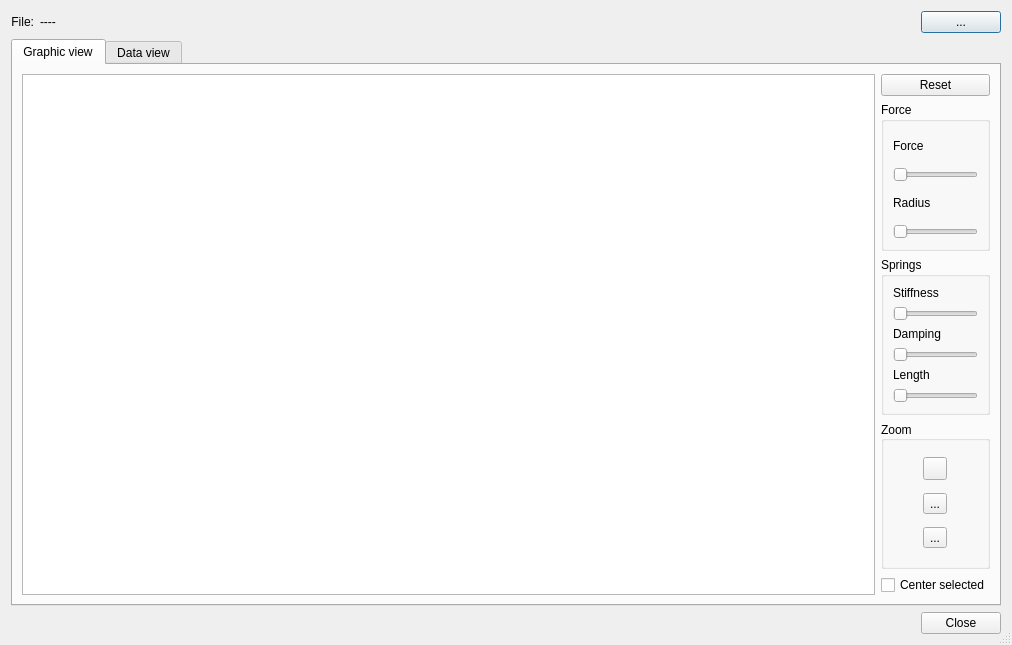
Before: the Qt Designer form src/modules/graph/nodesrelationsdialog.ui in lbellonda/qxmledit, drawn with Qt 5.
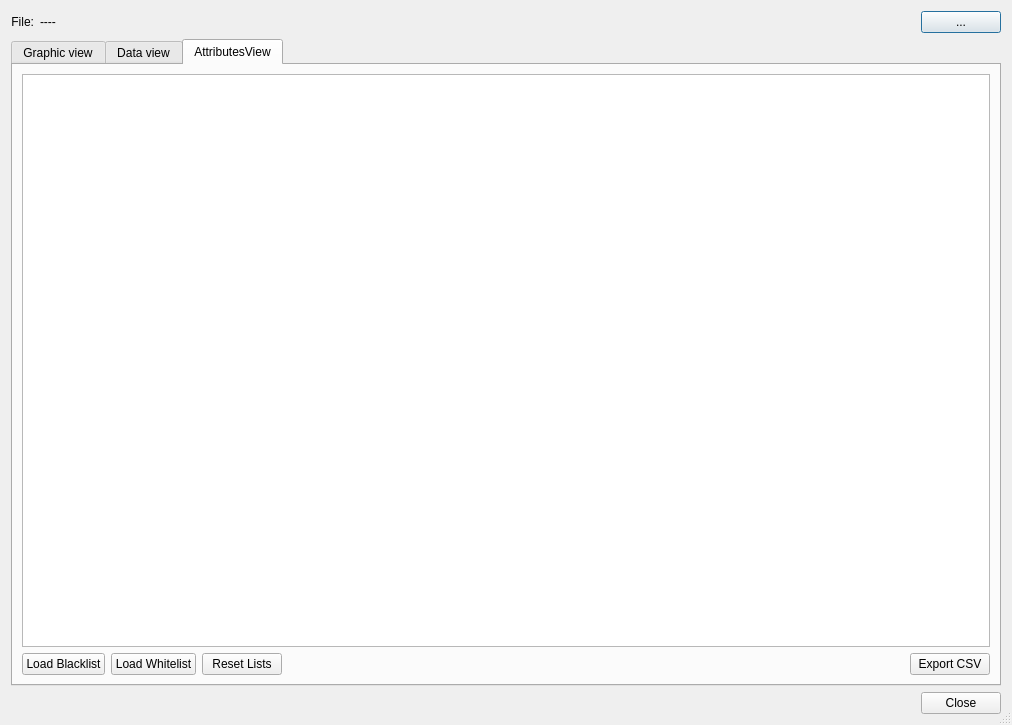
After: the same form once the commit is applied. Icons and pictures are not drawn.

Commit message: Added attributes statistics to data visualization dialog.

```diff
--- a/src/modules/graph/nodesrelationsdialog.ui
+++ b/src/modules/graph/nodesrelationsdialog.ui
@@ -7,7 +7,7 @@
     <x>0</x>
     <y>0</y>
     <width>1012</width>
-    <height>645</height>
+    <height>725</height>
    </rect>
   </property>
   <property name="windowTitle">
@@ -91,7 +91,7 @@
    <item>
     <widget class="QTabWidget" name="tabWidget">
      <property name="currentIndex">
-      <number>0</number>
+      <number>2</number>
      </property>
      <widget class="QWidget" name="tabGraph">
       <attribute name="title">
@@ -360,6 +360,73 @@
        </item>
       </layout>
      </widget>
+     <widget class="QWidget" name="attributes">
+      <attribute name="title">
+       <string>AttributesView</string>
+      </attribute>
+      <layout class="QVBoxLayout" name="vertLayout_11">
+       <item>
+        <widget class="QTextBrowser" name="textAttributes"/>
+       </item>
+       <item>
+        <layout class="QHBoxLayout" name="horizontalLayout_5">
+         <item>
+          <widget class="QPushButton" name="cmdLoadBlack">
+           <property name="toolTip">
+            <string>Load a list of attributes that will be marked as NOT used</string>
+           </property>
+           <property name="text">
+            <string>Load Blacklist</string>
+           </property>
+          </widget>
+         </item>
+         <item>
+          <widget class="QPushButton" name="cmdLoadWhitelist">
+           <property name="toolTip">
+            <string>&lt;html&gt;&lt;head/&gt;&lt;body&gt;&lt;p&gt;Load a list of attributes that will be marked as used.&lt;/p&gt;&lt;/body&gt;&lt;/html&gt;</string>
+           </property>
+           <property name="text">
+            <string>Load Whitelist</string>
+           </property>
+          </widget>
+         </item>
+         <item>
+          <widget class="QPushButton" name="cmdResetLists">
+           <property name="toolTip">
+            <string>Clear whitelist and blacklist</string>
+           </property>
+           <property name="text">
+            <string>Reset Lists</string>
+           </property>
+          </widget>
+         </item>
+         <item>
+          <spacer name="horizontalSpacer">
+           <property name="orientation">
+            <enum>Qt::Horizontal</enum>
+           </property>
+           <property name="sizeHint" stdset="0">
+            <size>
+             <width>40</width>
+             <height>20</height>
+            </size>
+           </property>
+          </spacer>
+         </item>
+         <item>
+          <widget class="QPushButton" name="exportCSV">
+           <property name="toolTip">
+            <string>Export attributes data as CSV.</string>
+           </property>
+           <property name="text">
+            <string>Export CSV</string>
+           </property>
+          </widget>
+         </item>
+        </layout>
+       </item>
+      </layout>
+     </widget>
     </widget>
    </item>
    <item>
```
Left out of the diff: 1 changed line with no effect on the pictures. The commit also changes 31 other files.
